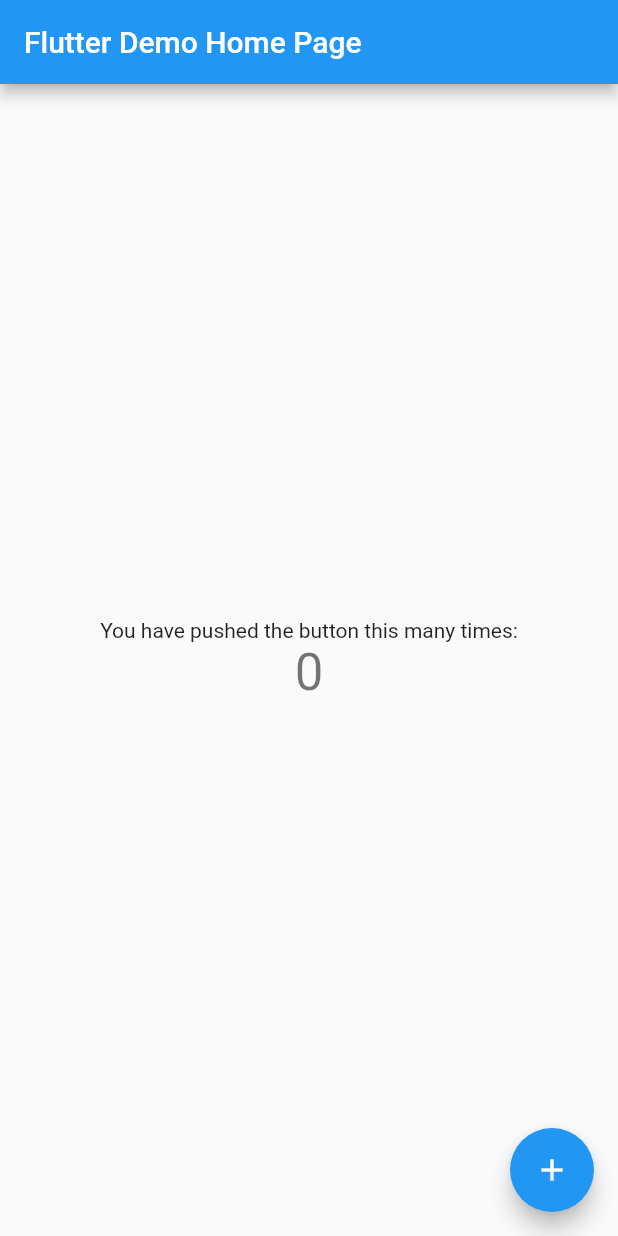
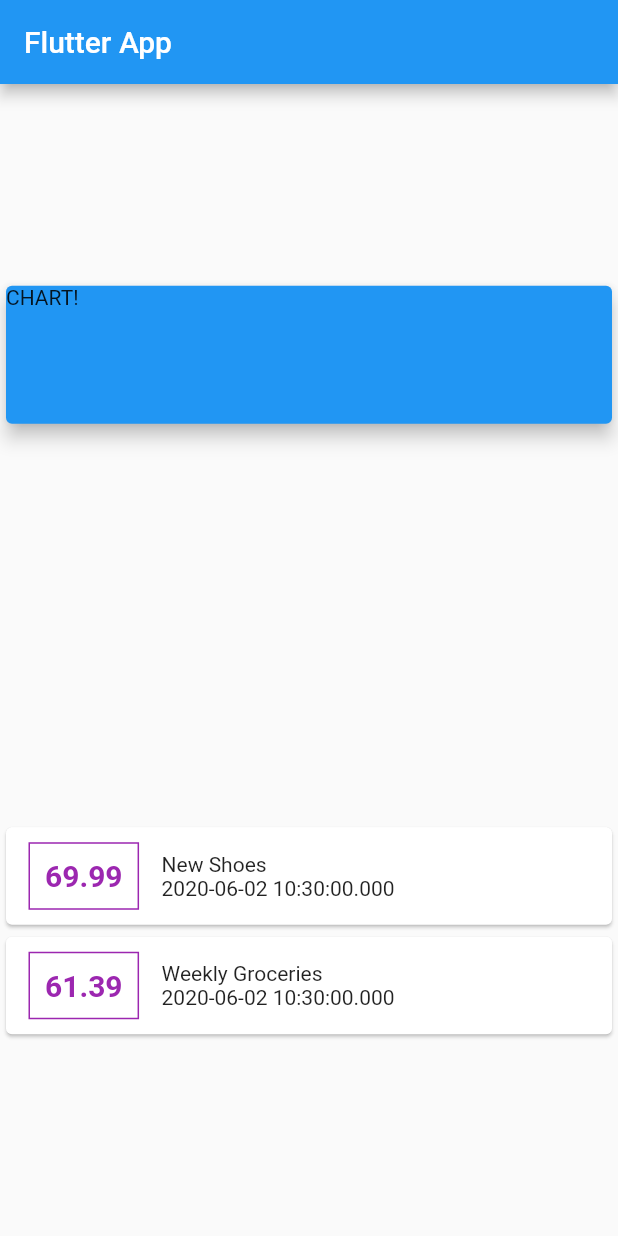
Before and after one commit to sarahmajeed/expense-planner, a Flutter app: the screen it shows after launch, on a phone screen of 412 x 824 dp. Run offline on Flutter 3.47's test engine with Material 2 defaults, Android fonts, the phone set to English and light mode, and no system bars.

```diff
--- a/lib/main.dart
+++ b/lib/main.dart
@@ -1,117 +1,77 @@
 import 'package:flutter/material.dart';
+import './transaction.dart';
 
-void main() {
-  runApp(MyApp());
-}
+void main() => runApp(MyApp());
 
 class MyApp extends StatelessWidget {
-  // This widget is the root of your application.
   @override
   Widget build(BuildContext context) {
     return MaterialApp(
-      title: 'Flutter Demo',
-      theme: ThemeData(
-        // This is the theme of your application.
-        //
-        // Try running your application with "flutter run". You'll see the
-        // application has a blue toolbar. Then, without quitting the app, try
-        // changing the primarySwatch below to Colors.green and then invoke
-        // "hot reload" (press "r" in the console where you ran "flutter run",
-        // or simply save your changes to "hot reload" in a Flutter IDE).
-        // Notice that the counter didn't reset back to zero; the application
-        // is not restarted.
-        primarySwatch: Colors.blue,
-        // This makes the visual density adapt to the platform that you run
-        // the app on. For desktop platforms, the controls will be smaller and
-        // closer together (more dense) than on mobile platforms.
-        visualDensity: VisualDensity.adaptivePlatformDensity,
-      ),
-      home: MyHomePage(title: 'Flutter Demo Home Page'),
+      title: 'Flutter App',
+      home: HomePage(),
     );
   }
 }
 
-class MyHomePage extends StatefulWidget {
-  MyHomePage({Key key, this.title}) : super(key: key);
-
-  // This widget is the home page of your application. It is stateful, meaning
-  // that it has a State object (defined below) that contains fields that affect
-  // how it looks.
-
-  // This class is the configuration for the state. It holds the values (in this
-  // case the title) provided by the parent (in this case the App widget) and
-  // used by the build method of the State. Fields in a Widget subclass are
-  // always marked "final".
-
-  final String title;
-
-  @override
-  _MyHomePageState createState() => _MyHomePageState();
-}
-
-class _MyHomePageState extends State<MyHomePage> {
-  int _counter = 0;
-
-  void _incrementCounter() {
-    setState(() {
-      // This call to setState tells the Flutter framework that something has
-      // changed in this State, which causes it to rerun the build method below
-      // so that the display can reflect the updated values. If we changed
-      // _counter without calling setState(), then the build method would not be
-      // called again, and so nothing would appear to happen.
-      _counter++;
-    });
-  }
+class HomePage extends StatelessWidget {
+  final List<Transaction> transactions = [
+    Transaction(
+        id: 't1', title: 'New Shoes', amount: 69.99, date: DateTime.now()),
+    Transaction(
+        id: 't2',
+        title: 'Weekly Groceries',
+        amount: 61.39,
+        date: DateTime.now())
+  ];
 
   @override
   Widget build(BuildContext context) {
-    // This method is rerun every time setState is called, for instance as done
-    // by the _incrementCounter method above.
-    //
-    // The Flutter framework has been optimized to make rerunning build methods
-    // fast, so that you can just rebuild anything that needs updating rather
-    // than having to individually change instances of widgets.
     return Scaffold(
-      appBar: AppBar(
-        // Here we take the value from the MyHomePage object that was created by
-        // the App.build method, and use it to set our appbar title.
-        title: Text(widget.title),
-      ),
-      body: Center(
-        // Center is a layout widget. It takes a single child and positions it
-        // in the middle of the parent.
-        child: Column(
-          // Column is also a layout widget. It takes a list of children and
-          // arranges them vertically. By default, it sizes itself to fit its
-          // children horizontally, and tries to be as tall as its parent.
-          //
-          // Invoke "debug painting" (press "p" in the console, choose the
-          // "Toggle Debug Paint" action from the Flutter Inspector in Android
-          // Studio, or the "Toggle Debug Paint" command in Visual Studio Code)
-          // to see the wireframe for each widget.
-          //
-          // Column has various properties to control how it sizes itself and
-          // how it positions its children. Here we use mainAxisAlignment to
-          // center the children vertically; the main axis here is the vertical
-          // axis because Columns are vertical (the cross axis would be
-          // horizontal).
-          mainAxisAlignment: MainAxisAlignment.center,
+        appBar: AppBar(
+          title: Text('Flutter App'),
+        ),
+        body: Column(
+          mainAxisAlignment: MainAxisAlignment.spaceAround,
+          crossAxisAlignment: CrossAxisAlignment.stretch,
           children: <Widget>[
-            Text(
-              'You have pushed the button this many times:',
+            Container(
+              width: double.infinity,
+              height: 100,
+              child: Card(
+                color: Colors.blue,
+                child: Text('CHART!'),
+                elevation: 5,
+              ),
             ),
-            Text(
-              '$_counter',
-              style: Theme.of(context).textTheme.headline4,
-            ),
+            Column(
+                children: transactions.map((tx) {
+              return Card(
+                  child: Row(
+                children: <Widget>[
+                  Container(
+                    margin: EdgeInsets.symmetric(vertical: 10, horizontal: 15),
+                    padding: EdgeInsets.all(10),
+                    decoration:
+                        BoxDecoration(border: Border.all(color: Colors.purple)),
+                    child: Text(
+                      tx.amount.toString(),
+                      style: TextStyle(
+                          fontWeight: FontWeight.bold,
+                          fontSize: 20,
+                          color: Colors.purple),
+                    ),
+                  ),
+                  Column(
+                    crossAxisAlignment: CrossAxisAlignment.start,
+                    children: <Widget>[
+                      Text(tx.title.toString()),
+                      Text(tx.date.toString())
+                    ],
+                  )
+                ],
+              ));
+            }).toList())
           ],
-        ),
-      ),
-      floatingActionButton: FloatingActionButton(
-        onPressed: _incrementCounter,
-        tooltip: 'Increment',
-        child: Icon(Icons.add),
-      ), // This trailing comma makes auto-formatting nicer for build methods.
-    );
+        ));
   }
 }
--- /dev/null
+++ b/lib/transaction.dart
@@ -0,0 +1,14 @@
+import 'package:flutter/foundation.dart';
+
+class Transaction {
+  final String id;
+  final String title;
+  final double amount;
+  final DateTime date;
+
+  Transaction(
+      {@required this.id,
+      @required this.title,
+      @required this.amount,
+      @required this.date});
+}
```
